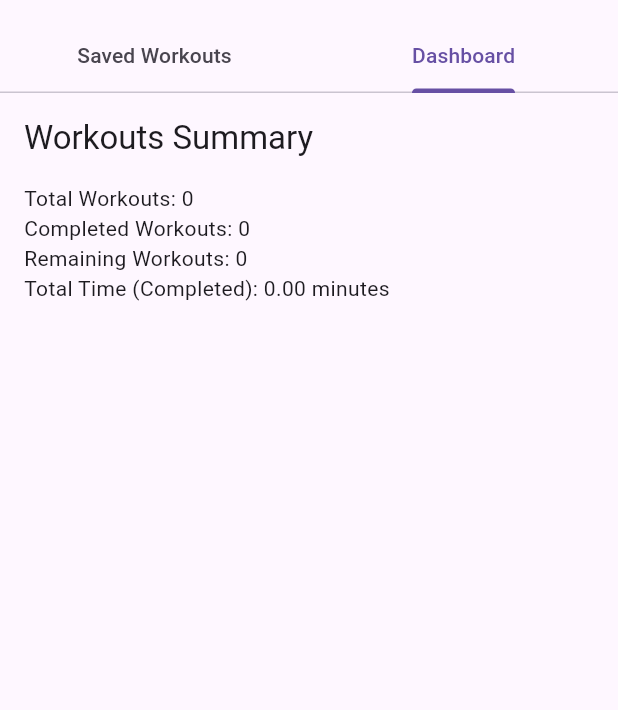
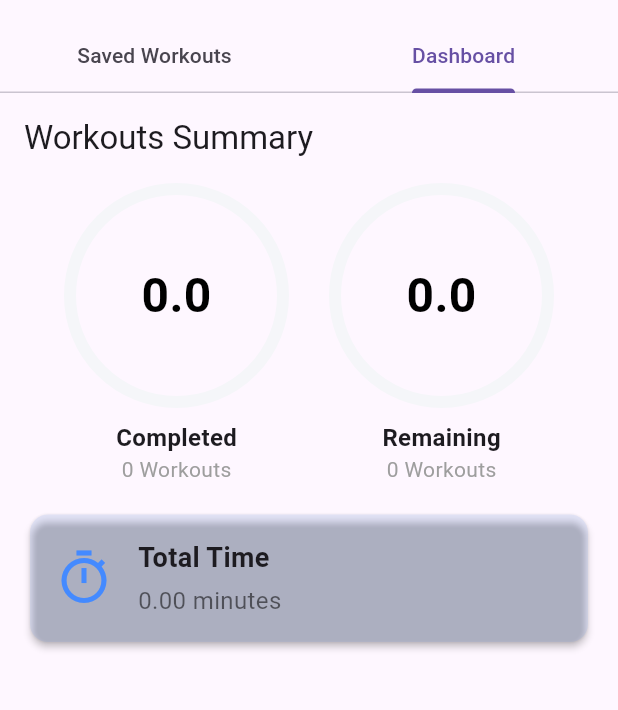
Before and after one commit to MeryemBenahmed0/fitness_app, a Flutter app: the MyWorkoutsPage screen opened directly, tab 2 chosen, on a phone screen of 412 x 824 dp, the part 63-773 px from its top. Run offline on Flutter 3.47's test engine with Material 3 defaults, Android fonts, the phone set to English and light mode, and no system bars; our stand-ins replace flutter_bloc, font_awesome_flutter, hive, hive_flutter, table_calendar; accounts and stored records are empty; generated files the repository leaves out were written again.

Commit message:
first commit

```diff
--- /dev/null
+++ b/lib/component/card_time.dart
@@ -0,0 +1,56 @@
+import 'package:flutter/material.dart';
+
+class TotalTimeCard extends StatelessWidget {
+  final double totalTime; // Total time in minutes
+
+  const TotalTimeCard({
+    super.key,
+    required this.totalTime,
+  });
+
+  @override
+  Widget build(BuildContext context) {
+    return Card(
+      color: Colors.blueAccent.withOpacity(0.1),
+      elevation: 2,
+      shape: RoundedRectangleBorder(
+        borderRadius: BorderRadius.circular(12),
+      ),
+      child: Padding(
+        padding: const EdgeInsets.all(16.0),
+        child: Row(
+          children: [
+            Icon(
+              Icons.timer_outlined,
+              size: 40,
+              color: Colors.blueAccent,
+            ),
+            const SizedBox(width: 16),
+            Expanded(
+              child: Column(
+                crossAxisAlignment: CrossAxisAlignment.start,
+                children: [
+                  Text(
+                    'Total Time',
+                    style: const TextStyle(
+                      fontSize: 18,
+                      fontWeight: FontWeight.bold,
+                    ),
+                  ),
+                  const SizedBox(height: 4),
+                  Text(
+                    '${totalTime.toStringAsFixed(2)} minutes',
+                    style: const TextStyle(
+                      fontSize: 16,
+                      color: Colors.black54,
+                    ),
+                  ),
+                ],
+              ),
+            ),
+          ],
+        ),
+      ),
+    );
+  }
+}
--- a/lib/screens/dashboard.dart
+++ b/lib/screens/dashboard.dart
@@ -1,6 +1,9 @@
 import 'package:flutter/material.dart';
 import 'package:hive_flutter/hive_flutter.dart';
+import 'package:test_app/component/card_time.dart';
 import 'package:test_app/models/workout_model.dart';
+import 'package:test_app/sharts_diagrams/circle.dart';
+
 
 class DashboardScreen extends StatelessWidget {
   const DashboardScreen({super.key});
@@ -12,19 +15,22 @@ class DashboardScreen extends StatelessWidget {
       builder: (context, workoutBox, _) {
         final savedWorkouts = workoutBox.values.toList();
 
-        // Calculate the number of selected workouts, completed workouts, and the total time of completed workouts
+        // Calculate workout statistics
         int selectedCount = savedWorkouts.length;
-        int completedCount = savedWorkouts.where((workout) => workout.completed).toList().length;
+        int completedCount = savedWorkouts.where((workout) => workout.completed).length;
         int remainingCount = selectedCount - completedCount;
 
         // Sum the duration of completed workouts
         double totalTime = savedWorkouts
             .where((workout) => workout.completed)
             .fold(0.0, (sum, workout) {
-              // Try to extract numeric value from the duration string (e.g., "30 minutes" -> 30)
-              final durationInMinutes = _parseDuration(workout.duration);
-              return sum + durationInMinutes;
-            });
+          final durationInMinutes = _parseDuration(workout.duration);
+          return sum + durationInMinutes;
+        });
+
+        // Calculate progress values for the circular progress indicators
+        double completedProgress = selectedCount > 0 ? completedCount / selectedCount : 0.0;
+        double remainingProgress = selectedCount > 0 ? remainingCount / selectedCount : 0.0;
 
         return Padding(
           padding: const EdgeInsets.all(16.0),
@@ -36,14 +42,63 @@ class DashboardScreen extends StatelessWidget {
                 style: Theme.of(context).textTheme.titleLarge,
               ),
               const SizedBox(height: 16),
-              Text('Total Workouts: $selectedCount'),
-              Text('Completed Workouts: $completedCount'),
-              Text('Remaining Workouts: $remainingCount'),
-              Text('Total Time (Completed): ${totalTime.toStringAsFixed(2)} minutes'),
+              Row(
+                mainAxisAlignment: MainAxisAlignment.spaceEvenly,
+                children: [
+                  // Circular progress for completed workouts
+                  _buildCircularProgressCard(
+                    label: 'Completed',
+                    progressValue: completedProgress,
+                    count: completedCount,
+                    gradient: const LinearGradient(
+                      colors: [Colors.greenAccent, Colors.green],
+                    ),
+                  ),
+                  // Circular progress for remaining workouts
+                  _buildCircularProgressCard(
+                    label: 'Remaining',
+                    progressValue: remainingProgress,
+                    count: remainingCount,
+                    gradient: const LinearGradient(
+                      colors: [Colors.orangeAccent, Colors.orange],
+                    ),
+                  ),
+                ],
+              ),
+              const SizedBox(height: 16),
+              // Total time card
+              TotalTimeCard(totalTime: totalTime),
             ],
           ),
         );
       },
+    );
+  }
+
+  // Helper widget to build a circular progress card
+  Widget _buildCircularProgressCard({
+    required String label,
+    required double progressValue,
+    required int count,
+    required Gradient gradient,
+  }) {
+    return Column(
+      children: [
+        CustomCircularProgress(
+          progressValue: progressValue,
+          progressGradient: gradient,
+          strokeWidth: 8.0,
+        ),
+        const SizedBox(height: 8),
+        Text(
+          label,
+          style: const TextStyle(fontSize: 16, fontWeight: FontWeight.bold),
+        ),
+        Text(
+          '$count Workouts',
+          style: const TextStyle(fontSize: 14, color: Colors.grey),
+        ),
+      ],
     );
   }
 
--- /dev/null
+++ b/lib/sharts_diagrams/circleprogress.dart
@@ -0,0 +1,46 @@
+import 'package:flutter/material.dart';
+import 'package:test_app/sharts_diagrams/circle.dart';
+
+class ProgressDiagram extends StatelessWidget {
+  final String label;
+  final double progressValue; // Value between 0 and 1
+  final int count;
+  final Gradient progressGradient;
+
+  const ProgressDiagram({
+    super.key,
+    required this.label,
+    required this.progressValue,
+    required this.count,
+    required this.progressGradient,
+  });
+
+  @override
+  Widget build(BuildContext context) {
+    return Column(
+      mainAxisAlignment: MainAxisAlignment.center,
+      children: [
+        CustomCircularProgress(
+          progressValue: progressValue,
+          progressGradient: progressGradient,
+          strokeWidth: 8.0,
+        ),
+        const SizedBox(height: 8),
+        Text(
+          label,
+          style: const TextStyle(
+            fontSize: 16,
+            fontWeight: FontWeight.w600,
+          ),
+        ),
+        Text(
+          '$count Workouts',
+          style: const TextStyle(
+            fontSize: 14,
+            color: Colors.grey,
+          ),
+        ),
+      ],
+    );
+  }
+}
```
